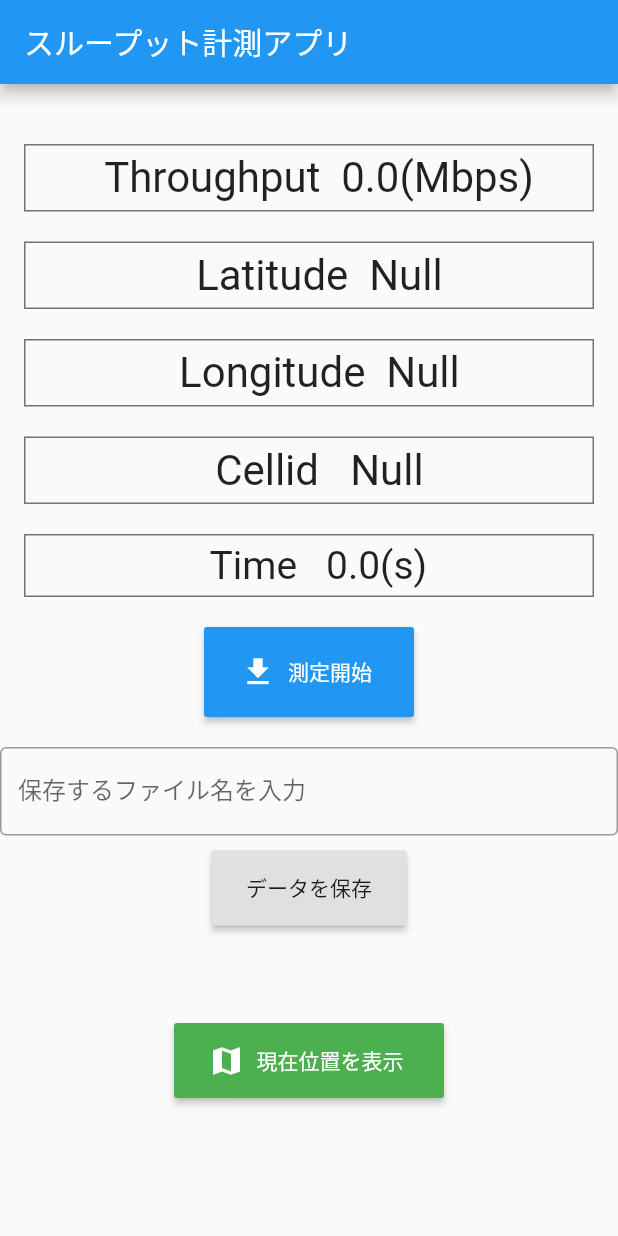
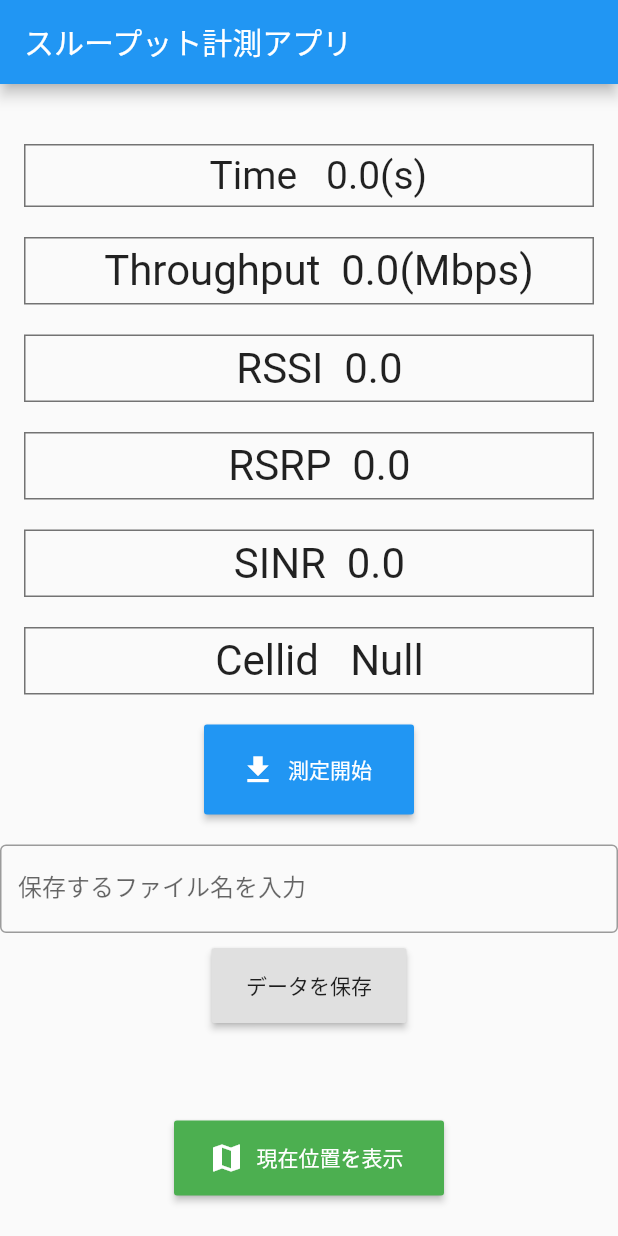
Before and after one commit to sanoyuuto/sano_flutter_app, a Flutter app: the screen it shows after launch, after a tap on "データを保存", on a phone screen of 412 x 824 dp. Run offline on Flutter 3.47's test engine with Material 2 defaults, Android fonts, the phone set to English and light mode, and no system bars; our stand-ins replace dio, geolocator, google_maps_flutter, permission_handler; missing offline and left inert: carrier_info, external_path, geolocator_web, nr_cellinfo; network calls fail.

Commit message:
Update main.dart

```diff
--- a/lib/main.dart
+++ b/lib/main.dart
@@ -1,16 +1,22 @@
 import 'dart:io';
 import 'dart:async';
+import 'dart:convert';
 import 'package:flutter/material.dart';
 import 'package:intl/intl.dart';
+import 'package:flutter/services.dart';
 import 'package:dio/dio.dart';
 import 'package:permission_handler/permission_handler.dart';
 import 'package:external_path/external_path.dart';
 import 'package:carrier_info/carrier_info.dart';
 import 'package:geolocator/geolocator.dart';
 import 'map.dart';
+import 'package:nr_cellinfo/cellResponse.dart';
+import 'package:nr_cellinfo/simInfoResponse.dart';
+import 'package:nr_cellinfo/nr_cellinfo.dart';
+import 'package:nr_cellinfo/models/common/cell_type.dart';
 
-const imgUrl ="set your url";
-const T= ;//スループット計測時間するか
+const imgUrl ="your server URL";
+const T= 200;//何秒ダウンロードするか
 var dio = Dio();
 const NUM = 1;
 
@@ -58,19 +64,24 @@ class _MyHomePageState extends State<MyHomePage> { //_MyHomePageメソッド
   Stopwatch s=Stopwatch();//時間の計測を行う
   var dataset={}; //時間(s)と帯域(Mbps)を保存する関数
   List<double> dataList = [];
+  List<double> dataListNeighbor = [];
+  List<int> dataListNeighborLength = [];
   int firstTime=0;
   var filename= "null";
   double timecount = 0;
   var CellId = "Null";
   String Latitude = "Null";
   String Longitude = "Null";
+  double RSSI = 0;
+  double RSRP = 0;
+  double SINR = 0;
 
   // androidアプリのフォルダにアクセスを許可する関数
   void getPermission() async {
     print("getPermission");
     await [Permission.storage].request();
   }
-
+  CellsResponse? _cellsResponse;
   @override
   void initState() {
     getPermission();
@@ -82,6 +93,7 @@ class _MyHomePageState extends State<MyHomePage> { //_MyHomePageメソッド
     formattedDate = DateFormat('yyyy-MM-dd-kk:mm:ss:SSS').format(time);//String型に変換
     return formattedDate;
   }
+  String currentDBM = "";
 
   Future<Position> _determinePosition() async {
     bool serviceEnabled;
@@ -146,8 +158,26 @@ class _MyHomePageState extends State<MyHomePage> { //_MyHomePageメソッド
     return (s.elapsedMilliseconds);
   }
 
+  getNeighbor() async {
+    CellsResponse? cellsResponse;
+    String platformVersion = (await NrCellinfo.getCellInfo) ?? "";
+    final body = json.decode(platformVersion);
+    cellsResponse = CellsResponse.fromJson(body);
+    int? neighbor = cellsResponse.neighboringCellList?.length;
+    //print(neighbor);
+    dataListNeighborLength.add(neighbor!);
+    for(int i = 0; i < neighbor; i++) {
+      CellType currentCellInFirstChipNeighbor = cellsResponse.neighboringCellList![i];
+      dataListNeighbor.add(currentCellInFirstChipNeighbor.lte!.signalLTE!.rssi!.toDouble());
+      dataListNeighbor.add(currentCellInFirstChipNeighbor.lte!.signalLTE!.rsrp!.toDouble());
+      //dataListNeighbor.add(currentCellInFirstChipNeighbor.lte!.signalLTE!.snr!.toDouble());
+    }
+  }
+
   //求めたスループットを保存する関数
-  repetition() async{
+  repetition(fileName) async{
+    dataListNeighbor.clear();
+    dataListNeighborLength.clear();
     dataList.clear();
     start_stopwatch();
     await download2(dio,imgUrl);
@@ -163,10 +193,41 @@ class _MyHomePageState extends State<MyHomePage> { //_MyHomePageメソッド
     keido = ((keido*10000).floor())/10000;//(小数点4桁)
     Latitude = ido.toString();
     Longitude = keido.toString();
+    //通信品質を求める
+    CellsResponse? cellsResponse;
+    try {
+      String platformVersion = (await NrCellinfo.getCellInfo) ?? "";
+      final body = json.decode(platformVersion);
+      cellsResponse = CellsResponse.fromJson(body);
+      CellType currentCellInFirstChip = cellsResponse.primaryCellList![0];
+      RSSI = currentCellInFirstChip.lte!.signalLTE!.rssi!.toDouble();
+      RSRP = currentCellInFirstChip.lte!.signalLTE!.rsrp!.toDouble();
+      SINR = currentCellInFirstChip.lte!.signalLTE!.snr!.toDouble();
+      if (currentCellInFirstChip.type == "LT  E") {
+        currentDBM = "LTE dbm = " +
+            currentCellInFirstChip.lte!.signalLTE!.dbm.toString();
+      } else if (currentCellInFirstChip.type == "NR") {
+        currentDBM =
+            "NR dbm = " + currentCellInFirstChip.nr!.signalNR!.dbm.toString();
+      } else if (currentCellInFirstChip.type == "WCDMA") {
+        currentDBM = "WCDMA dbm = " +
+            currentCellInFirstChip.wcdma!.signalWCDMA!.dbm.toString();
+        //print('currentDBM = ' + currentDBM);
+      }
+    } on PlatformException {
+      _cellsResponse = null;
+    }
+
+    dataListNeighbor.add(0.00);
+    getNeighbor();
     dataset[0.00]='$throughput';
     dataList.add(0.00);
     dataList.add(throughput);
     dataList.add(cid);
+    dataList.add(RSSI);
+    dataList.add(RSRP);
+    dataList.add(SINR);
+
     for (int i = 0; i < 100000; i++) {
       int j = 0;
       await download2(dio, imgUrl);
@@ -183,10 +244,43 @@ class _MyHomePageState extends State<MyHomePage> { //_MyHomePageメソッド
         s.reset();
         break;
       }
+      //RSRPを求める
+      CellsResponse? cellsResponse;
+      try {
+        String platformVersion = (await NrCellinfo.getCellInfo) ?? "";
+        final body = json.decode(platformVersion);
+        cellsResponse = CellsResponse.fromJson(body);
+        CellType currentCellInFirstChip = cellsResponse.primaryCellList![0];
+        RSSI = currentCellInFirstChip.lte!.signalLTE!.rssi!.toDouble();
+        RSRP = currentCellInFirstChip.lte!.signalLTE!.rsrp!.toDouble();
+        SINR = currentCellInFirstChip.lte!.signalLTE!.snr!.toDouble();
+        if (currentCellInFirstChip.type == "LT  E") {
+          currentDBM = "LTE dbm = " +
+              currentCellInFirstChip.lte!.signalLTE!.dbm.toString();
+        } else if (currentCellInFirstChip.type == "NR") {
+          currentDBM =
+              "NR dbm = " + currentCellInFirstChip.nr!.signalNR!.dbm.toString();
+        } else if (currentCellInFirstChip.type == "WCDMA") {
+          currentDBM = "WCDMA dbm = " +
+              currentCellInFirstChip.wcdma!.signalWCDMA!.dbm.toString();
+          //print('currentDBM = ' + currentDBM);
+        }
+      } on PlatformException {
+        _cellsResponse = null;
+      }
+      if (!mounted) return;
+      setState(() {
+        _cellsResponse = cellsResponse;
+      });
+      dataListNeighbor.add(x);
+      getNeighbor();
       dataset[x] = '$throughput';
       dataList.add(x);
       dataList.add(throughput);
       dataList.add(cid2);
+      dataList.add(RSSI);
+      dataList.add(RSRP);
+      dataList.add(SINR);
       //緯度と経度を求める
       Position position = await Geolocator.getCurrentPosition(desiredAccuracy: LocationAccuracy.high);
       double ido = position.latitude.toDouble();
@@ -209,19 +303,54 @@ class _MyHomePageState extends State<MyHomePage> { //_MyHomePageメソッド
 
   //ログファイルを作成しandroidに保存
   Future<void>  makeTxt(myFile) async{
+    String results = "";
+    for (var i = 0; i < dataList.length/6; i++) {
+      double A = dataList.elementAt(6*i);
+      results += "$A   ";
+      double B = dataList.elementAt(6*i+1);
+      results += "$B   ";
+      double C = dataList.elementAt(6*i+2);
+      int D = C.toInt();
+      results += "$D   ";
+      double E = dataList.elementAt(6*i+3);
+      results += "$E   ";
+      double F = dataList.elementAt(6*i+4);
+      results += "$F   ";
+      double H = dataList.elementAt(6*i+5);
+      results += "$H   ";
+      //raf.writeStringSync('$results\n');
+      results +="\n";
+    }
     String logDirectory = await ExternalPath.getExternalStoragePublicDirectory(ExternalPath.DIRECTORY_DOWNLOADS);
-    //String logDirectory = "/data/data/com.example.flutter_app/app_flutter";
     String logPath = '${logDirectory}/$myFile';
     File textFilePath = File(logPath);
     print('$logPath');
     var raf = textFilePath.openSync(mode: FileMode.write);
-    for (var i = 0; i < dataList.length/3; i++) {
-      double A = dataList.elementAt(3*i);
-      double B = dataList.elementAt(3*i+1);
-      double C = dataList.elementAt(3*i+2);
-      int D = C.toInt();
-      raf.writeStringSync('$A   $B   $D\n');
+    raf.writeStringSync('$results');
+  }
+  String A = "";
+  //ログファイルを作成しandroidに保存
+  Future<void>  makeTxtNeighbor(myFile) async {
+    int cnt = 0;
+    print(dataListNeighborLength.length);
+    print(dataListNeighbor.length);
+    for (var i = 0; i < dataListNeighborLength.length; i++) {
+      int dataNumber = dataListNeighborLength[i]*2+1;
+      for (var j = 0; j < dataNumber; j++) {
+        String B = dataListNeighbor.elementAt(j+cnt).toString();
+        A += "$B   ";
+      }
+      A += "\n";
+      cnt = cnt + dataNumber;
     }
+    String logDirectory = await ExternalPath.getExternalStoragePublicDirectory(ExternalPath.DIRECTORY_DOWNLOADS);
+    String myFile2 = "Neighbor_$myFile";
+    String logPath = '${logDirectory}/$myFile2';
+    File textFilePath = File(logPath);
+    print('$logPath');
+    var raf = textFilePath.openSync(mode: FileMode.write);
+    raf.writeStringSync('$A');
+    //A = "";
   }
 
   //メイン関数
@@ -229,8 +358,8 @@ class _MyHomePageState extends State<MyHomePage> { //_MyHomePageメソッド
     _determinePosition();
     for(int i = 1; i < NUM;i++){
       filename = "myhome_dataset$i.txt";
-      await repetition();
-      await makeTxt("myhome_dataset$i.txt");
+      //await repetition(fileName);
+      //await makeTxt("myhome_dataset$i.txt");
     }
   }
 
@@ -238,8 +367,12 @@ class _MyHomePageState extends State<MyHomePage> { //_MyHomePageメソッド
   void main2(fileName) async{
     _determinePosition();
     print(fileName);
-    await repetition();
+    await repetition(fileName);
+    //await repetition(fileName);
+    //await makeTxt(fileName);
+    //await makeTxtNeighbor(fileName);
     await makeTxt(fileName);
+    await makeTxtNeighbor(fileName);
   }
 
   // デザインWidget
@@ -257,6 +390,28 @@ class _MyHomePageState extends State<MyHomePage> { //_MyHomePageメソッド
             // スペース
             const SizedBox(
               height: 40,
+            ),
+
+            //経過時間表示
+            Container(
+              alignment: Alignment.center,
+              padding: const EdgeInsets.all(5.0),
+              width: 380,
+              decoration: BoxDecoration(
+                border: Border.all(color: Colors.black54),
+              ),
+              child: Text(
+                '  Time   $timecount(s)',
+                //style: Theme.of(context).textTheme.headline4,
+                style: const TextStyle(
+                  fontSize: 26,
+                ),
+              ),
+            ),
+
+            // スペース
+            const SizedBox(
+              height: 20,
             ),
 
             //スループット表示
@@ -281,7 +436,7 @@ class _MyHomePageState extends State<MyHomePage> { //_MyHomePageメソッド
               height: 20,
             ),
 
-            //緯度表示
+            //RSSI表示
             Container(
               alignment: Alignment.center,
               padding: const EdgeInsets.all(5.0),
@@ -290,7 +445,7 @@ class _MyHomePageState extends State<MyHomePage> { //_MyHomePageメソッド
                 border: Border.all(color: Colors.black54),
               ),
               child: Text(
-                '  Latitude  $Latitude',
+                '  RSSI  $RSSI',
                 //style: Theme.of(context).textTheme.headline4,
                 style: const TextStyle(
                   fontSize: 28,
@@ -303,7 +458,7 @@ class _MyHomePageState extends State<MyHomePage> { //_MyHomePageメソッド
               height: 20,
             ),
 
-            //経度表示
+            //RSRP表示
             Container(
               alignment: Alignment.center,
               padding: const EdgeInsets.all(5.0),
@@ -312,7 +467,29 @@ class _MyHomePageState extends State<MyHomePage> { //_MyHomePageメソッド
                 border: Border.all(color: Colors.black54),
               ),
               child: Text(
-                '  Longitude  $Longitude',
+                '  RSRP  $RSRP',
+                //style: Theme.of(context).textTheme.headline4,
+                style: const TextStyle(
+                  fontSize: 28,
+                ),
+              ),
+            ),
+
+            // スペース
+            const SizedBox(
+              height: 20,
+            ),
+
+            //SINR表示
+            Container(
+              alignment: Alignment.center,
+              padding: const EdgeInsets.all(5.0),
+              width: 380,
+              decoration: BoxDecoration(
+                border: Border.all(color: Colors.black54),
+              ),
+              child: Text(
+                '  SINR  $SINR',
                 //style: Theme.of(context).textTheme.headline4,
                 style: const TextStyle(
                   fontSize: 28,
@@ -338,28 +515,6 @@ class _MyHomePageState extends State<MyHomePage> { //_MyHomePageメソッド
                 //style: Theme.of(context).textTheme.headline4,
                 style: const TextStyle(
                   fontSize: 28,
-                ),
-              ),
-            ),
-
-            // スペース
-            const SizedBox(
-              height: 20,
-            ),
-
-            //経過時間表示
-            Container(
-              alignment: Alignment.center,
-              padding: const EdgeInsets.all(5.0),
-              width: 380,
-              decoration: BoxDecoration(
-                border: Border.all(color: Colors.black54),
-              ),
-              child: Text(
-                '  Time   $timecount(s)',
-                //style: Theme.of(context).textTheme.headline4,
-                style: const TextStyle(
-                  fontSize: 26,
                 ),
               ),
             ),
```
